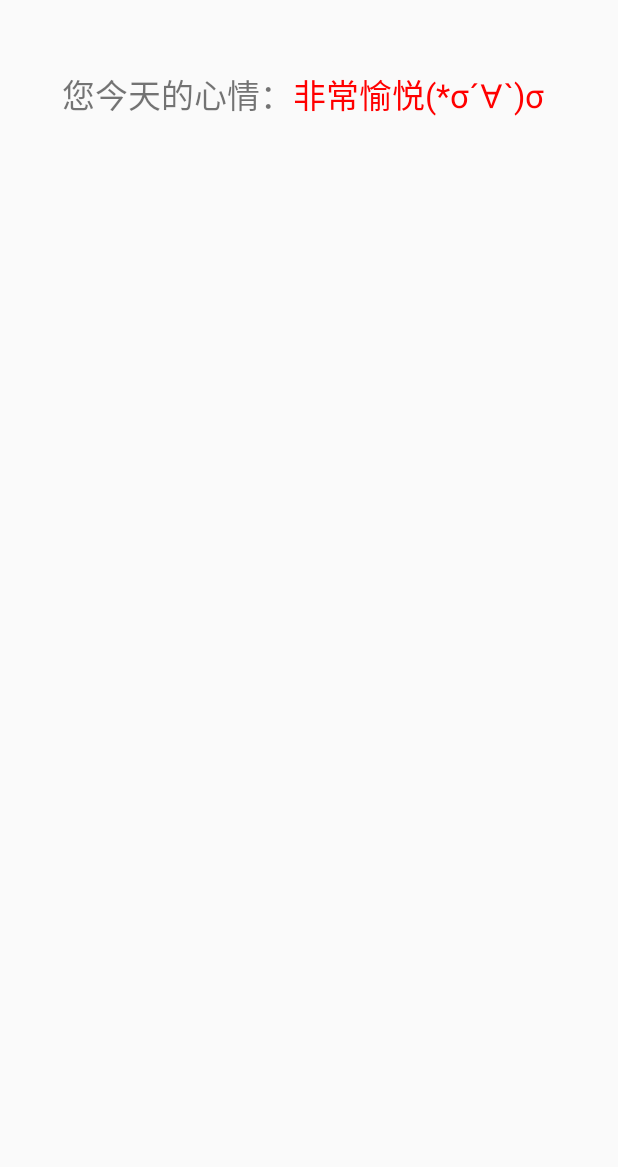
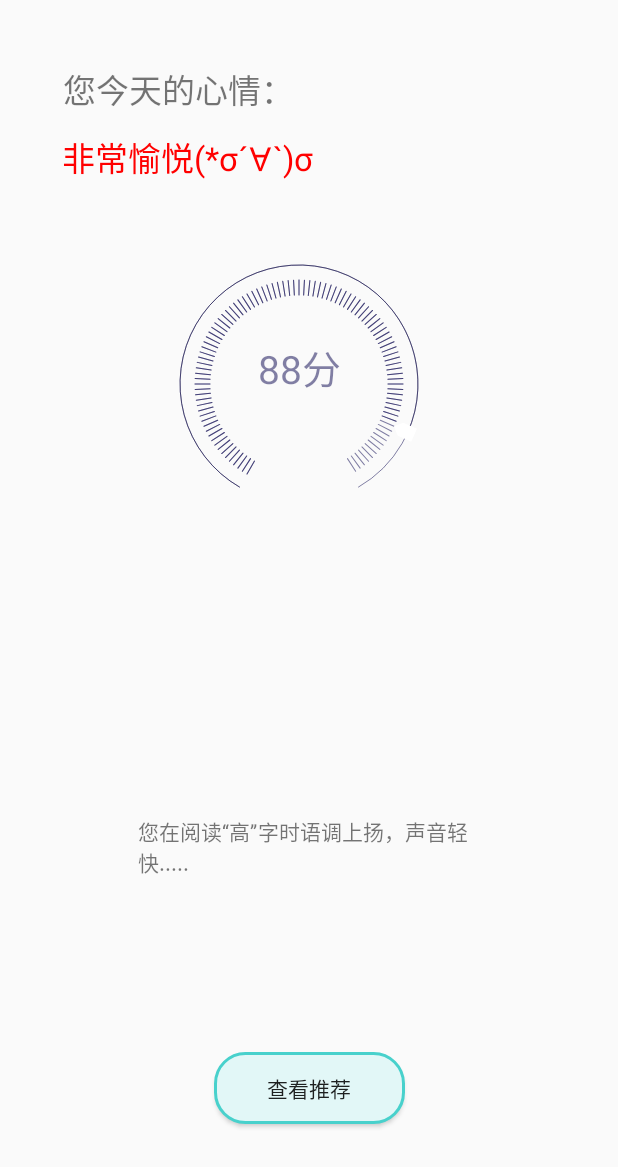
Before and after one commit to ArtAtCode/PsyCare, an Android app: the ResultActivity screen opened directly, with no data from a screen before it, on a phone screen of 412 x 824 dp. Shown: the top 1167 px of the screen. Run offline under Robolectric (Android 15) with nearby library versions, the phone set to English and light mode, and no system bars.

Commit message:
添加分数

```diff
--- /dev/null
+++ b/app/src/main/java/com/art/code/psycare/Compent/ScoreView.java
@@ -0,0 +1,282 @@
+package com.art.code.psycare.Compent;
+
+import android.animation.Animator;
+import android.animation.AnimatorListenerAdapter;
+import android.animation.ValueAnimator;
+import android.content.Context;
+import android.content.res.TypedArray;
+import android.graphics.Canvas;
+import android.graphics.Color;
+import android.graphics.Paint;
+import android.graphics.Path;
+import android.graphics.RectF;
+import android.util.AttributeSet;
+import android.util.Log;
+import android.util.TypedValue;
+import android.view.View;
+import android.view.animation.LinearInterpolator;
+
+import com.art.code.psycare.R;
+
+public class ScoreView extends View {
+
+    private final int DEFAULT_PADDING = dp2Px(5);
+
+    private final int DEFAULT_WIDTH = dp2Px(200);   //默认宽度为200dp
+
+    private final int DEFAULT_HEIGHT = dp2Px(200);  //默认高度为200dp
+
+    private int viewWidth;  //View宽度
+
+    private int viewHeight;   //View高度
+
+    private int halfView;  //view宽度或高度的一半
+
+    private int radius;   //绘制圆形区域的半径
+
+    private Paint bgPaint;
+
+    private Paint arrowPaint;  //指示块画笔
+
+    private Paint arcPaint;  //圆弧画笔
+
+    private Paint arcReachPaint;  //圆弧画笔
+
+    private Paint reachProgressPaint;  //已达刻度
+
+    private Paint scoreTextPaint;   //绘制分数文本
+
+    private Paint descTextPaint;   //绘制描述文本
+
+    private float degree = 3f;  //相邻刻度之间夹角大小为3度,角度制，不是弧度制
+
+    private float lineLength;
+
+    private int lineColor;
+
+    private int curValue;   //动画进行的当前值
+
+    private ValueAnimator valueAnimator;
+
+    private boolean isAnimEnd = false;
+
+    public ScoreView(Context context) {
+        this(context, null);
+    }
+
+    public ScoreView(Context context, AttributeSet attrs) {
+        super(context, attrs);
+        obtainAttrs(context, attrs);
+        init();
+    }
+
+    private void obtainAttrs(Context context, AttributeSet attrs) {
+        TypedArray typedArray = context.obtainStyledAttributes(attrs, R.styleable.ScoreView);
+        lineLength = typedArray.getDimension(R.styleable.ScoreView_lineLength, dp2Px(10));
+        lineColor = typedArray.getColor(R.styleable.ScoreView_lineColor, R.color.deepskyblue);
+        typedArray.recycle();
+    }
+
+    private void init() {
+        arrowPaint = createPaint(Color.WHITE, 0, Paint.Style.FILL, 0);
+        arcPaint = createPaint(lineColor, dp2Px(1), Paint.Style.STROKE, 0);
+        bgPaint = createPaint(lineColor, dp2Px(1), Paint.Style.FILL, 0);
+        reachProgressPaint = createPaint(R.color.deepskyblue,dp2Px(1), Paint.Style.FILL, 0);//lmj
+        arcReachPaint = createPaint(R.color.darkcyan, dp2Px(1), Paint.Style.STROKE, 0);//lmj
+        scoreTextPaint = createPaint(R.color.deepskyblue, 0, Paint.Style.STROKE, dp2Px(26));//lmj
+        descTextPaint = createPaint(R.color.deepskyblue, 0, Paint.Style.STROKE, dp2Px(16));//lmj
+    }
+
+
+    @Override
+    protected void onMeasure(int widthMeasureSpec, int heightMeasureSpec) {
+        super.onMeasure(widthMeasureSpec, heightMeasureSpec);
+        setMeasuredDimension(measureSize(widthMeasureSpec, DEFAULT_WIDTH), measureSize(heightMeasureSpec, DEFAULT_HEIGHT));
+    }
+
+    private int measureSize(int measureSpec, int defaultSize) {
+        int measureSize = defaultSize;
+        int mode = MeasureSpec.getMode(measureSpec);
+        int size = MeasureSpec.getSize(measureSpec);
+        if (mode == MeasureSpec.EXACTLY) {
+            measureSize = size;
+        } else {
+            if (mode == MeasureSpec.AT_MOST) {
+                measureSize = Math.min(defaultSize, size);
+            }
+        }
+        return measureSize;
+    }
+
+    @Override
+    protected void onSizeChanged(int w, int h, int oldw, int oldh) {
+        super.onSizeChanged(w, h, oldw, oldh);
+        viewWidth = w;
+        viewHeight = h;
+        halfView = Math.min(viewWidth, viewHeight) / 2;   //宽度或高度中最小值的一半，即圆形的位置
+        radius = (Math.min(viewWidth, viewHeight) - 2 * DEFAULT_PADDING) / 2;  //半径是宽高除去默认内边距的
+    }
+
+    @Override
+    protected void onDraw(Canvas canvas) {
+        super.onDraw(canvas);
+        drawArcBackground(canvas);
+        drawArcProgress(canvas);
+        drawScoreText(canvas);
+        if (isAnimEnd) {
+            drawDescText(canvas);
+        }
+    }
+
+    private void drawScoreText(Canvas canvas) {
+        canvas.save();
+        canvas.translate(halfView, halfView);
+        String scoreText = curValue + "分";
+        float textLength = scoreTextPaint.measureText(scoreText);
+        canvas.drawText(scoreText, -textLength / 2, 0, scoreTextPaint);
+        canvas.restore();
+    }
+
+    /**
+     * 绘制文本
+     *
+     * @param canvas
+     */
+    private void drawDescText(Canvas canvas) {
+        canvas.save();
+        canvas.translate(halfView, halfView);
+        String desc = "";
+        if (curValue >= 90) {
+            desc = "愉悦";
+        } else {
+            desc = "一般";
+        }
+        float descLength = descTextPaint.measureText(desc);
+        canvas.drawText(desc, -descLength / 2, dp2Px(30), descTextPaint);
+        canvas.restore();
+        isAnimEnd = false; // isAnimEnd置为false,防止再次点击start时，就显示动画结束时才能显示的内容
+    }
+
+    /**
+     * 绘制进度
+     *
+     * @param canvas
+     */
+    private void drawArcProgress(Canvas canvas) {
+        canvas.save();
+        canvas.translate(halfView, halfView);
+        //绘制圆弧
+        RectF rectF = new RectF(dp2Px(5) - radius, dp2Px(5) - radius, radius - dp2Px(5), radius - dp2Px(5));
+        canvas.drawArc(rectF, 120, curValue * degree, false, arcReachPaint);
+
+        //绘制指示方块，方块是从0开始移动某一个位置的
+        canvas.rotate(30 + degree * curValue);
+        Path path = new Path();
+        path.moveTo(dp2Px(5), radius);
+        path.lineTo(dp2Px(5), radius - dp2Px(10));
+        path.lineTo(0, radius - dp2Px(15));
+        path.lineTo(-dp2Px(5), radius - dp2Px(10));
+        path.lineTo(-dp2Px(5), radius);
+        path.close();
+        canvas.drawPath(path, arrowPaint);
+
+        //绘制已经达到的刻度
+        canvas.restore();
+        canvas.save();
+        canvas.translate(halfView, halfView);
+        canvas.rotate(30);
+        for (int i = 0; i < curValue; i++) {
+            canvas.drawLine(0, radius - dp2Px(15), 0,
+                    radius - dp2Px(15) - lineLength,
+                    reachProgressPaint);
+            canvas.rotate(degree);
+        }
+        canvas.restore();
+    }
+
+    /**
+     * 绘制背景
+     *
+     * @param canvas
+     */
+    private void drawArcBackground(Canvas canvas) {
+        canvas.save();
+        canvas.translate(halfView, halfView);
+        //绘制圆弧
+        RectF rectF = new RectF(dp2Px(5) - radius, dp2Px(5) - radius, radius - dp2Px(5), radius - dp2Px(5));
+        canvas.drawArc(rectF, 120, 300, false, arcPaint);
+        //绘制刻度线
+        canvas.rotate(30);
+        for (int i = 0; i < 100; i++) {
+            canvas.drawLine(0, radius - dp2Px(15), 0,
+                    radius - dp2Px(15) - lineLength,
+                    bgPaint);
+            canvas.rotate(degree);
+        }
+        canvas.restore();
+    }
+
+    /**
+     * 创建画笔
+     *
+     * @param color
+     * @param strokeWidth
+     * @param style
+     * @param textSize
+     * @return
+     */
+    private Paint createPaint(int color, int strokeWidth, Paint.Style style, float textSize) {
+        Paint paint = new Paint(Paint.ANTI_ALIAS_FLAG);
+        paint.setColor(color);
+        paint.setStrokeWidth(strokeWidth);
+        paint.setStyle(style);
+        paint.setStrokeJoin(Paint.Join.ROUND);
+        paint.setStrokeCap(Paint.Cap.ROUND);
+        paint.setTextSize(textSize);
+        return paint;
+    }
+
+    /**
+     * dp转换成px
+     *
+     * @param dpValue
+     * @return
+     */
+    private int dp2Px(int dpValue) {
+        return (int) TypedValue.applyDimension(TypedValue.COMPLEX_UNIT_DIP,
+                dpValue, getResources().getDisplayMetrics());
+    }
+
+
+    /**
+     * 对外提供的接口，用于设置进度的最大值
+     *
+     * @param value
+     */
+    public void setMaxValue(int value) {
+        if (valueAnimator == null) {
+            valueAnimator = ValueAnimator.ofInt(0, value);
+        }
+        valueAnimator.setInterpolator(new LinearInterpolator());
+        valueAnimator.setDuration(30 * value);
+        valueAnimator.addUpdateListener(new ValueAnimator.AnimatorUpdateListener() {
+            @Override
+            public void onAnimationUpdate(ValueAnimator animation) {
+                curValue = (int) animation.getAnimatedValue();
+                Log.i("debug", "curValue=" + curValue);
+                invalidate();
+            }
+        });
+        valueAnimator.addListener(new AnimatorListenerAdapter() {
+            @Override
+            public void onAnimationEnd(Animator animation) {
+                super.onAnimationEnd(animation);
+                isAnimEnd = true;  //标记动画结束
+                Log.i("debug", "onAnimationEnd");
+                Log.i("debug", "onAnimationEnd curValue = " + curValue);
+                invalidate();
+            }
+        });
+        valueAnimator.start();
+    }
+}
--- a/app/src/main/java/com/art/code/psycare/QuestionTestActivity.java
+++ b/app/src/main/java/com/art/code/psycare/QuestionTestActivity.java
@@ -18,6 +18,7 @@ public class QuestionTestActivity extends AppCompatActivity {
             public void onClick(View v){
                 Intent intent = new Intent(QuestionTestActivity.this,ResultActivity.class);
                 startActivity(intent);
+                finish();
             }
 
         });
--- a/app/src/main/java/com/art/code/psycare/ReadSentenceActivity.java
+++ b/app/src/main/java/com/art/code/psycare/ReadSentenceActivity.java
@@ -48,6 +48,7 @@ public class ReadSentenceActivity extends AppCompatActivity {
             public void onClick(View view){
                 Intent intent = new Intent(ReadSentenceActivity.this,QuestionTestActivity.class);
                 startActivity(intent);
+                finish();
             }
         });
     }
--- a/app/src/main/java/com/art/code/psycare/ResultActivity.java
+++ b/app/src/main/java/com/art/code/psycare/ResultActivity.java
@@ -4,17 +4,28 @@ import android.content.res.TypedArray;
 import android.support.v7.app.AppCompatActivity;
 import android.os.Bundle;
 import android.text.Html;
+import android.view.View;
 import android.widget.TextView;
+
+import com.art.code.psycare.Compent.ScoreView;
 
 public class ResultActivity extends AppCompatActivity {
 
     private TextView resultText;
+    ScoreView scoreView ;
     @Override
     protected void onCreate(Bundle savedInstanceState) {
         super.onCreate(savedInstanceState);
         setContentView(R.layout.activity_result);
-        resultText = findViewById(R.id.result_text);
-        resultText.setText(Html.fromHtml("您今天的心情：<font color=red>非常愉悦(*σ´∀`)σ</font>"));
+        initViews();
 
     }
+    protected void initViews(){
+        scoreView = findViewById(R.id.scoreview);
+        resultText = findViewById(R.id.result_text);
+
+        resultText.setText(Html.fromHtml("<font color=red>非常愉悦(*σ´∀`)σ</font>"));
+
+        scoreView.setMaxValue(89);
+    }
 }
--- a/app/src/main/res/layout/activity_result.xml
+++ b/app/src/main/res/layout/activity_result.xml
@@ -8,17 +8,79 @@
 
     <TextView
         android:id="@+id/result_text"
+        android:layout_width="331dp"
+        android:layout_height="39dp"
+        android:layout_marginBottom="8dp"
+        android:layout_marginEnd="8dp"
+        android:layout_marginStart="8dp"
+        android:layout_marginTop="8dp"
         android:textSize="22dp"
-        android:layout_width="331dp"
-        android:layout_height="63dp"
+        app:layout_constraintBottom_toBottomOf="parent"
+        app:layout_constraintEnd_toEndOf="parent"
+        app:layout_constraintHorizontal_bias="0.513"
+        app:layout_constraintStart_toStartOf="parent"
+        app:layout_constraintTop_toTopOf="parent"
+        app:layout_constraintVertical_bias="0.104" />
+
+    <com.art.code.psycare.Compent.ScoreView
+        android:id="@+id/scoreview"
+        android:layout_width="191dp"
+        android:layout_height="177dp"
         android:layout_marginBottom="8dp"
         android:layout_marginEnd="8dp"
         android:layout_marginStart="8dp"
         android:layout_marginTop="8dp"
         app:layout_constraintBottom_toBottomOf="parent"
         app:layout_constraintEnd_toEndOf="parent"
-        app:layout_constraintHorizontal_bias="0.513"
+        app:layout_constraintHorizontal_bias="0.502"
+        app:layout_constraintStart_toStartOf="parent"
+        app:layout_constraintTop_toBottomOf="@+id/result_text"
+        app:layout_constraintVertical_bias="0.064" />
+
+    <Button
+        android:id="@+id/button7"
+        android:layout_width="127dp"
+        android:layout_height="wrap_content"
+        android:layout_marginBottom="8dp"
+        android:layout_marginEnd="8dp"
+        android:layout_marginStart="8dp"
+        android:layout_marginTop="8dp"
+        android:text="查看推荐"
+        android:background="@drawable/bg_textview_two"
+        app:layout_constraintBottom_toBottomOf="parent"
+        app:layout_constraintEnd_toEndOf="parent"
+        app:layout_constraintStart_toStartOf="parent"
+        app:layout_constraintTop_toBottomOf="@+id/scoreview"
+        app:layout_constraintVertical_bias="0.839" />
+
+    <TextView
+        android:id="@+id/textView18"
+        android:layout_width="228dp"
+        android:layout_height="57dp"
+        android:layout_marginBottom="8dp"
+        android:layout_marginEnd="8dp"
+        android:layout_marginStart="8dp"
+        android:layout_marginTop="8dp"
+        android:text="您在阅读“高”字时语调上扬，声音轻快....."
+        app:layout_constraintBottom_toBottomOf="parent"
+        app:layout_constraintEnd_toEndOf="parent"
         app:layout_constraintStart_toStartOf="parent"
         app:layout_constraintTop_toTopOf="parent"
-        app:layout_constraintVertical_bias="0.051" />
+        app:layout_constraintVertical_bias="0.714" />
+
+    <TextView
+        android:id="@+id/textView19"
+        android:layout_width="329dp"
+        android:layout_height="45dp"
+        android:layout_marginEnd="8dp"
+        android:layout_marginStart="8dp"
+        android:layout_marginTop="8dp"
+        android:text="您今天的心情："
+        android:textSize="22dp"
+        app:layout_constraintBottom_toTopOf="@+id/result_text"
+        app:layout_constraintEnd_toEndOf="parent"
+        app:layout_constraintHorizontal_bias="0.512"
+        app:layout_constraintStart_toStartOf="parent"
+        app:layout_constraintTop_toTopOf="parent"
+        app:layout_constraintVertical_bias="1.0" />
 </android.support.constraint.ConstraintLayout>
--- a/app/src/main/res/values/strings.xml
+++ b/app/src/main/res/values/strings.xml
@@ -1,9 +1,9 @@
 <resources>
     <string name="app_name">PsyCare</string>
     <string name="push_to_speak">按住说话</string>
-    <string name="release_to_send">松开按钮结束并发送</string>
+    <string name="release_to_send">松开结束</string>
     <string name="release_to_cancel_send">松开取消发送</string>
-    <string name="slide_up_cancel_send">向上滑动取消发送</string>
+    <string name="slide_up_cancel_send">上滑取消</string>
     <!-- TODO: Remove or change this placeholder text -->
     <string name="hello_blank_fragment">Hello blank fragment</string>
 </resources>
```
Also changed, not shown: app/src/main/java/com/art/code/psycare/HomeFragment.java (+8 -8 lines), app/src/main/res/layout/activity_question_test.xml (+13 -12 lines), app/src/main/res/layout/activity_read_sentence.xml (+10 -7 lines), app/src/main/res/values/attrs.xml (added, +7 -0 lines), app/src/main/res/drawable/record_microphone_bj.png, app/src/main/res/drawable/send_speech_btn_normal_style.png, app/src/main/res/drawable/send_speech_btn_pres_style.png, app/src/main/res/drawable/speech_is_too_short.png.
